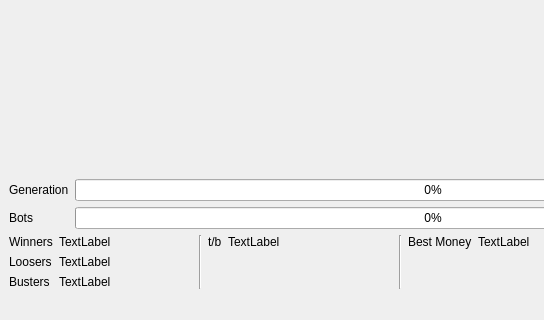
Qt form blackjackBotMainWindow.ui (Timin8er/BlackjackBot) before a commit; both pictures show x 0 to 544 and y 734 to 1054 of the 800 by 1054 pixel window.
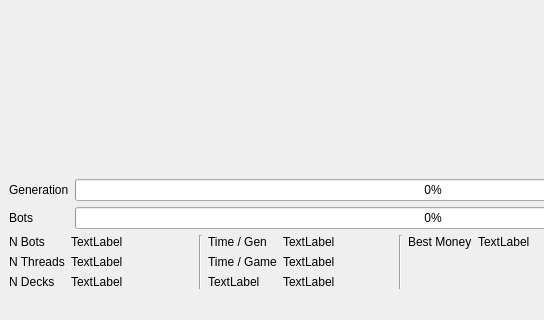
The same form after that commit.

```diff
--- a/blackjackBotMainWindow.ui
+++ b/blackjackBotMainWindow.ui
@@ -203,7 +203,7 @@
         <item row="1" column="0">
          <widget class="QLabel" name="label_winners">
           <property name="text">
-           <string>Winners</string>
+           <string>N Bots</string>
           </property>
          </widget>
         </item>
@@ -217,7 +217,7 @@
         <item row="2" column="0">
          <widget class="QLabel" name="label_loosers">
           <property name="text">
-           <string>Loosers</string>
+           <string>N Threads</string>
           </property>
          </widget>
         </item>
@@ -231,7 +231,7 @@
         <item row="3" column="0">
          <widget class="QLabel" name="label_busters">
           <property name="text">
-           <string>Busters</string>
+           <string>N Decks</string>
           </property>
          </widget>
         </item>
@@ -256,7 +256,7 @@
         <item row="0" column="0">
          <widget class="QLabel" name="label_tb">
           <property name="text">
-           <string>t/b</string>
+           <string>Time / Gen</string>
           </property>
          </widget>
         </item>
@@ -267,6 +267,34 @@
           </property>
          </widget>
         </item>
+        <item row="1" column="0">
+         <widget class="QLabel" name="labelTGame">
+          <property name="text">
+           <string>Time / Game</string>
+          </property>
+         </widget>
+        </item>
+        <item row="1" column="1">
+         <widget class="QLabel" name="label_7">
+          <property name="text">
+           <string>TextLabel</string>
+          </property>
+         </widget>
+        </item>
+        <item row="2" column="0">
+         <widget class="QLabel" name="label_8">
+          <property name="text">
+           <string>TextLabel</string>
+          </property>
+         </widget>
+        </item>
+        <item row="2" column="1">
+         <widget class="QLabel" name="label_9">
+          <property name="text">
+           <string>TextLabel</string>
+          </property>
+         </widget>
+        </item>
        </layout>
       </item>
       <item>
```
Left out of the diff: 16 changed lines with no effect on the pictures.
